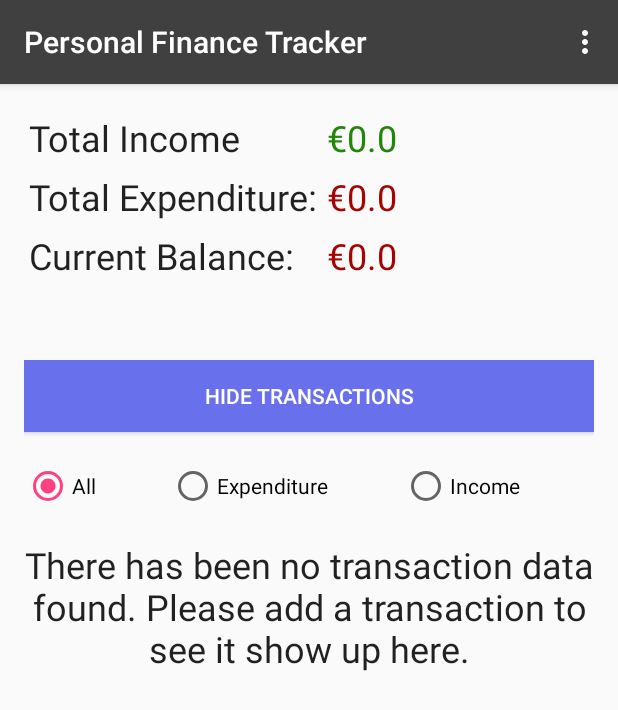
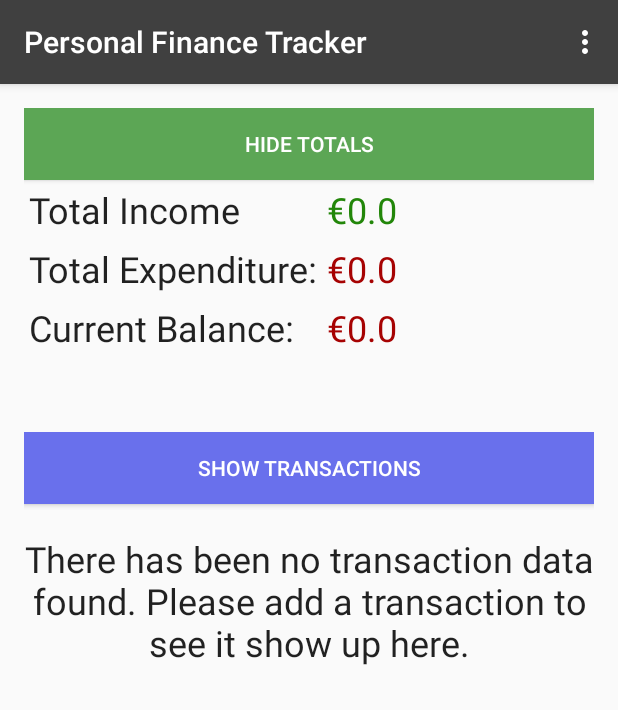
Before and after one commit to JavaTheNutt/Semester06_Assignment, an Android app: the DashboardActivity screen opened directly, with no data from a screen before it, on a phone screen of 412 x 824 dp. Shown: the top 710 px of the screen. Run offline under Robolectric (Android 15) with nearby library versions, the phone set to English and light mode, and no system bars; our stand-ins replace Firebase (no records; nobody signed in at launch, a user with empty details on screens opened directly); libraries missing offline, so code that uses them is left out: com.annimon.stream; 8 statements that could not run were skipped.

Commit message:
fixes #17

```diff
--- a/app/src/main/java/ie/wit/application/activities/DashboardActivity.java
+++ b/app/src/main/java/ie/wit/application/activities/DashboardActivity.java
@@ -40,7 +40,8 @@ public class DashboardActivity extends InternalActivity
     private BalanceObserver observer;
     private UserDisplayNameObserver userObserver;
 
-    private boolean listShown = true;
+    private boolean listShown = false;
+    private boolean totalsShown = true;
 
     /**
      * {@inheritDoc}
@@ -176,7 +177,16 @@ public class DashboardActivity extends InternalActivity
         int buttonTextId = listShown ? R.string.dashboardHideList : R.string.dashboardShowList;
         listView.setVisibility(visibilityId);
         findViewById(R.id.toggleDataRadio).setVisibility(visibilityId);
+        findViewById(R.id.noDataFoundLabel).setVisibility(visibilityId);
         ((Button) v).setText(getString(buttonTextId));
+    }
+
+    public void toggleTotals(View v){
+        totalsShown = !totalsShown;
+        int visibilityId = totalsShown ? View.VISIBLE: View.GONE;
+        int buttonTextId = totalsShown ? R.string.hideTotals : R.string.showTotals;
+        ((Button) v).setText(getString(buttonTextId));
+        findViewById(R.id.totalsTable).setVisibility(visibilityId);
     }
 
     private void setUpReferences()
@@ -215,7 +225,9 @@ public class DashboardActivity extends InternalActivity
     {
         if (hasData) {
             noDataFoundLabel.setVisibility(View.GONE);
-            listView.setVisibility(View.VISIBLE);
+            if(listShown){
+                listView.setVisibility(View.VISIBLE);
+            }
             return;
         }
         noDataFoundLabel.setVisibility(View.VISIBLE);
--- a/app/src/main/java/ie/wit/application/activities/LoginActivity.java
+++ b/app/src/main/java/ie/wit/application/activities/LoginActivity.java
@@ -64,10 +64,11 @@ public class LoginActivity extends EntryActivity
 
     private void validateUser(String email, String password)
     {
+        //third param is anonymous method
         authService.login(email, password, result -> {
-            if (result.isEmpty()) {
+            if (result.isEmpty()) { //if login is successfull
                 startActivity(new Intent(LoginActivity.this, DashboardActivity.class));
-            } else {
+            } else { //if login fails
                 progressContainer.setVisibility(View.GONE);
                 formContainer.setAlpha(1f);
                 progressContainer.setOnClickListener(null);
--- a/app/src/main/java/ie/wit/application/service/AuthService.java
+++ b/app/src/main/java/ie/wit/application/service/AuthService.java
@@ -228,7 +228,7 @@ public class AuthService
         } catch (FirebaseAuthWeakPasswordException e3) {
             return "The password is not strong enough";
         } catch (FirebaseAuthInvalidCredentialsException e4) {
-            return e4.getMessage();
+            return e4.getMessage(); //return the message because this could be caused by either a badly formatted email address or incorrect password
         } catch (Exception e5) {
             return "An Unknown error has occurred";
         }
--- a/app/src/main/res/layout/activity_dashboard.xml
+++ b/app/src/main/res/layout/activity_dashboard.xml
@@ -31,8 +31,17 @@
                 android:textAppearance="@style/TextAppearance.AppCompat.Headline"
                 android:visibility="gone"/>
 
+            <Button
+                android:id="@+id/toggleTotals"
+                style="@style/Widget.AppCompat.Button.Colored"
+                android:layout_width="match_parent"
+                android:layout_height="wrap_content"
+                android:background="@color/signinButtonColor"
+                android:text="@string/hideTotals"
+                android:onClick="toggleTotals"/>
+
             <TableLayout
-                android:id="@+id/tableLayout"
+                android:id="@+id/totalsTable"
                 android:layout_width="match_parent"
                 android:layout_height="match_parent"
                 android:layout_gravity="center_horizontal"
@@ -127,7 +136,7 @@
                 android:layout_marginBottom="20dp"
                 android:background="@color/loginButtonColor"
                 android:onClick="toggleList"
-                android:text="@string/dashboardHideList"
+                android:text="@string/dashboardShowList"
                 android:textColor="@android:color/white"
                 android:visibility="visible"/>
 
@@ -138,7 +147,7 @@
                 android:layout_marginBottom="20dp"
                 android:checkedButton="@+id/showAllRadioButton"
                 android:orientation="horizontal"
-                android:visibility="visible">
+                android:visibility="gone">
 
                 <RadioButton
                     android:id="@+id/showAllRadioButton"
--- a/app/src/main/res/values/strings.xml
+++ b/app/src/main/res/values/strings.xml
@@ -35,4 +35,6 @@
     <string name="currentBalanceLabel">Current Balance:</string>
     <string name="emptyBalance">€0.00</string>
     <string name="greeting"><b>Welcome</b>, <i>%s</i></string>
+    <string name="showTotals">Show Totals</string>
+    <string name="hideTotals">Hide Totals</string>
 </resources>
```
